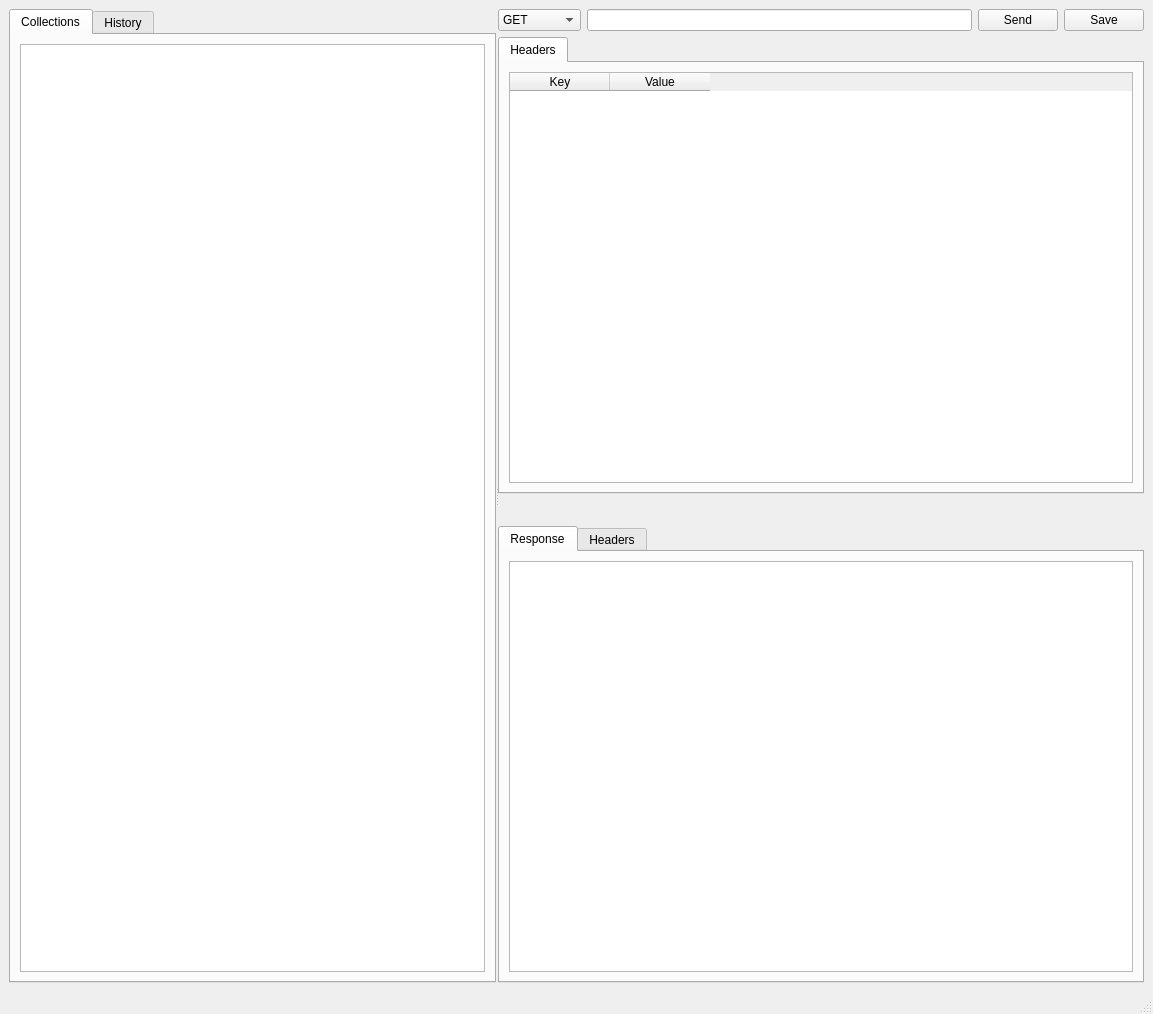
This is main.ui in LinkedList/qTTp as Qt 5 draws it before an edit. The edited form follows.
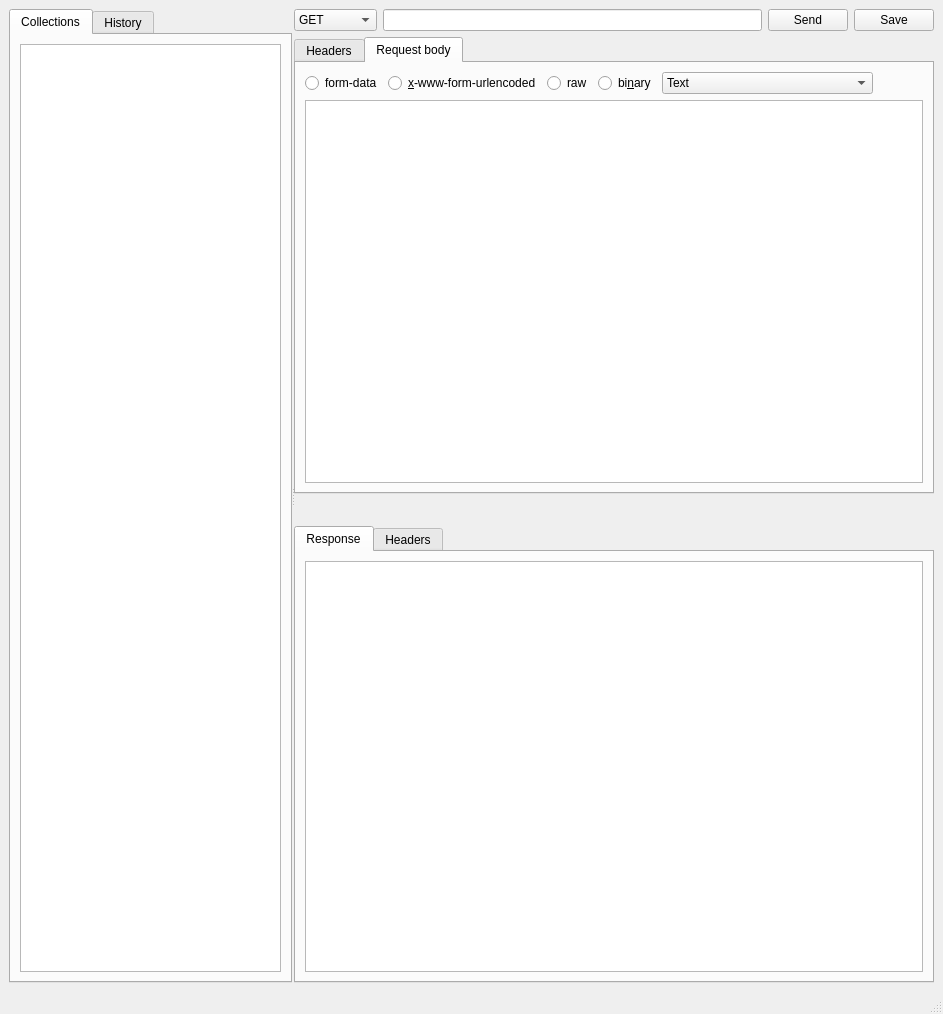
This is the edited form.

Commit message: UI preparations for request body

```diff
--- a/main.ui
+++ b/main.ui
@@ -6,7 +6,7 @@
    <rect>
     <x>0</x>
     <y>0</y>
-    <width>1153</width>
+    <width>943</width>
     <height>1014</height>
    </rect>
   </property>
@@ -179,7 +179,7 @@
         <item>
          <widget class="QTabWidget" name="tabWidget">
           <property name="currentIndex">
-           <number>0</number>
+           <number>1</number>
           </property>
           <widget class="QWidget" name="inputHeadersTab">
            <property name="sizePolicy">
@@ -207,7 +207,7 @@
                <number>2</number>
               </property>
               <attribute name="horizontalHeaderVisible">
-               <bool>true</bool>
+               <bool>false</bool>
               </attribute>
               <attribute name="horizontalHeaderCascadingSectionResizes">
                <bool>true</bool>
@@ -229,6 +229,121 @@
             </item>
            </layout>
           </widget>
+          <widget class="QWidget" name="reqBodyTab">
+           <property name="sizePolicy">
+            <sizepolicy hsizetype="Expanding" vsizetype="Expanding">
+             <horstretch>0</horstretch>
+             <verstretch>0</verstretch>
+            </sizepolicy>
+           </property>
+           <attribute name="title">
+            <string>Request body</string>
+           </attribute>
+           <layout class="QVBoxLayout" name="verticalLayout_2">
+            <item>
+             <layout class="QHBoxLayout" name="horizontalLayout_2">
+              <property name="topMargin">
+               <number>0</number>
+              </property>
+              <item>
+               <widget class="QRadioButton" name="formDataButton">
+                <property name="text">
+                 <string>form-data</string>
+                </property>
+                <attribute name="buttonGroup">
+                 <string notr="true">buttonGroup</string>
+                </attribute>
+               </widget>
+              </item>
+              <item>
+               <widget class="QRadioButton" name="formUrlEncodedButton">
+                <property name="text">
+                 <string>&amp;x-www-form-urlencoded</string>
+                </property>
+                <attribute name="buttonGroup">
+                 <string notr="true">buttonGroup</string>
+                </attribute>
+               </widget>
+              </item>
+              <item>
+               <widget class="QRadioButton" name="radioButton_2">
+                <property name="text">
+                 <string>raw</string>
+                </property>
+                <attribute name="buttonGroup">
+                 <string notr="true">buttonGroup</string>
+                </attribute>
+               </widget>
+              </item>
+              <item>
+               <widget class="QRadioButton" name="binaryButton">
+                <property name="text">
+                 <string>bi&amp;nary</string>
+                </property>
+                <attribute name="buttonGroup">
+                 <string notr="true">buttonGroup</string>
+                </attribute>
+               </widget>
+              </item>
+              <item>
+               <widget class="QComboBox" name="comboBox">
+                <item>
+                 <property name="text">
+                  <string>Text</string>
+                 </property>
+                </item>
+                <item>
+                 <property name="text">
+                  <string>Text (text/plain)</string>
+                 </property>
+                </item>
+                <item>
+                 <property name="text">
+                  <string>JSON (application/json)</string>
+                 </property>
+                </item>
+                <item>
+                 <property name="text">
+                  <string>Javascript (application/javascript)</string>
+                 </property>
+                </item>
+                <item>
+                 <property name="text">
+                  <string>XML (application/xml)</string>
+                 </property>
+                </item>
+                <item>
+                 <property name="text">
+                  <string>XML (text/xml)</string>
+                 </property>
+                </item>
+                <item>
+                 <property name="text">
+                  <string>HTML (text/html)</string>
+                 </property>
+                </item>
+               </widget>
+              </item>
+              <item>
+               <spacer name="horizontalSpacer_2">
+                <property name="orientation">
+                 <enum>Qt::Horizontal</enum>
+                </property>
+                <property name="sizeHint" stdset="0">
+                 <size>
+                  <width>40</width>
+                  <height>20</height>
+                 </size>
+                </property>
+               </spacer>
+              </item>
+             </layout>
+            </item>
+            <item>
+             <widget class="QTextEdit" name="requestBody"/>
+            </item>
+           </layout>
+          </widget>
          </widget>
         </item>
         <item>
@@ -332,8 +447,8 @@
     <rect>
      <x>0</x>
      <y>0</y>
-     <width>1153</width>
-     <height>28</height>
+     <width>943</width>
+     <height>30</height>
     </rect>
    </property>
   </widget>
```
Left out of the diff: 3 changed lines with no effect on the pictures. The commit also changes 1 other file.
